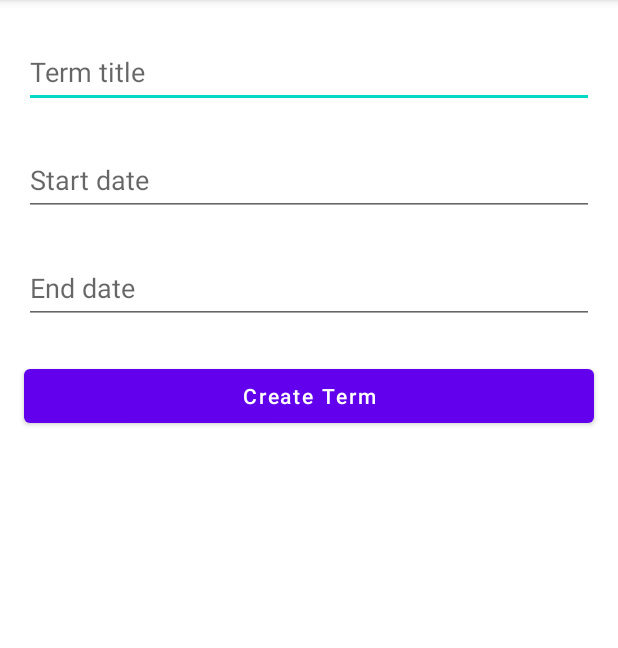
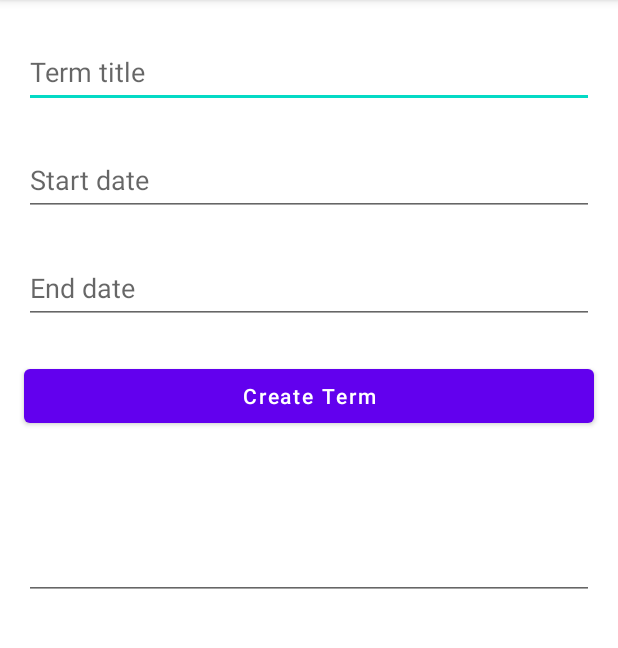
Before and after one commit to TheDeanMachine/College-Course-Tracker, an Android app: the screen it shows after launch (NewTerm), on a phone screen of 412 x 824 dp, the part 84-732 px from its top. Run offline under Robolectric (Android 15) with nearby library versions, the phone set to English and light mode, and no system bars; our stand-ins replace Room's generated code.

Commit message:
Worked on using date picker

```diff
--- a/app/src/main/java/com/VFeskin/collegecoursetracker/Controller/NewTerm.java
+++ b/app/src/main/java/com/VFeskin/collegecoursetracker/Controller/NewTerm.java
@@ -1,53 +1,107 @@
 package com.VFeskin.collegecoursetracker.Controller;
 import androidx.appcompat.app.AppCompatActivity;
 import androidx.lifecycle.ViewModelProvider;
+
+import android.app.DatePickerDialog;
 import android.os.Bundle;
 import android.text.TextUtils;
 import android.view.View;
 import android.widget.Button;
+import android.widget.DatePicker;
 import android.widget.EditText;
 import android.widget.Toast;
 import com.VFeskin.collegecoursetracker.Model.Term;
 import com.VFeskin.collegecoursetracker.Model.TermViewModel;
 import com.VFeskin.collegecoursetracker.R;
 
+import java.util.Calendar;
+import java.util.Date;
+
 public class NewTerm extends AppCompatActivity {
 
+    // XML attributes
     private EditText termTitle;
     private EditText startDate;
     private EditText endDate;
     private Button createTerm;
 
+
+    // viewM model reference, gives access to CRUD operations
     private TermViewModel termViewModel;
+
+    // date related fields
+    private final Calendar calendar = Calendar.getInstance();
+    DatePickerDialog.OnDateSetListener dateDialog;
+
+    private Date dateToSet;
+
+    private EditText dateTextField;
+
 
     @Override
     protected void onCreate(Bundle savedInstanceState) {
         super.onCreate(savedInstanceState);
         setContentView(R.layout.activity_new_term);
-        // set the field values to the xml id
+
+        // set the field values to the xml ids
         termTitle = findViewById(R.id.editTextTermTitle);
         startDate = findViewById(R.id.editTextStartDate);
         endDate = findViewById(R.id.editTextEndDate);
         createTerm = findViewById(R.id.createTermButton);
 
+        dateTextField = findViewById(R.id.editTextDate2);
+
+        // creates an instance of view model to use
         termViewModel = new ViewModelProvider.AndroidViewModelFactory(NewTerm.this
                 .getApplication())
                 .create(TermViewModel.class);
 
 
+        // shows the date picker
+        dateTextField.setOnClickListener(new View.OnClickListener() {
+            @Override
+            public void onClick(View view) {
+                new DatePickerDialog(NewTerm.this, dateDialog,
+                        calendar.get(Calendar.YEAR),
+                        calendar.get(Calendar.MONTH),
+                        calendar.get(Calendar.DAY_OF_MONTH))
+                        .show();
 
+            }
+        });
+
+
+        // gets the values from date picker
+        dateDialog = new DatePickerDialog.OnDateSetListener() {
+            @Override
+            public void onDateSet(DatePicker view, int year, int month, int day) {
+                calendar.set(year, month, day);
+                dateToSet = calendar.getTime();
+
+                dateTextField.setText(dateToSet.toString());
+
+            }
+        };
+
+
+        // creates the term
         createTerm.setOnClickListener(view -> {
-
             String title = termTitle.getText().toString();
             String start = startDate.getText().toString();
             String end = endDate.getText().toString();
+
+
 
             Term term = new Term(title, start, end);
 
             TermViewModel.insert(term);
 
+        });
 
-        });
+
+
+
+
 
     }
 
--- a/app/src/main/java/com/VFeskin/collegecoursetracker/Database/CourseTrackerDatabase.java
+++ b/app/src/main/java/com/VFeskin/collegecoursetracker/Database/CourseTrackerDatabase.java
@@ -4,12 +4,16 @@ import android.content.Context;
 import androidx.room.Database;
 import androidx.room.Room;
 import androidx.room.RoomDatabase;
+import androidx.room.TypeConverters;
+
 import com.VFeskin.collegecoursetracker.DAO.AssessmentDAO;
 import com.VFeskin.collegecoursetracker.DAO.CourseDAO;
 import com.VFeskin.collegecoursetracker.DAO.TermDAO;
 import com.VFeskin.collegecoursetracker.Model.Assessment;
 import com.VFeskin.collegecoursetracker.Model.Course;
 import com.VFeskin.collegecoursetracker.Model.Term;
+import com.VFeskin.collegecoursetracker.Utility.DateConverter;
+
 import java.util.concurrent.ExecutorService;
 import java.util.concurrent.Executors;
 
@@ -17,6 +21,7 @@ import java.util.concurrent.Executors;
  *
  */
 @Database(entities = { Term.class, Course.class, Assessment.class }, version = 1, exportSchema = false)
+@TypeConverters({DateConverter.class})
 public abstract class CourseTrackerDatabase extends RoomDatabase {
     public abstract TermDAO termDAO();
     public abstract CourseDAO courseDAO();
--- a/app/src/main/res/layout/activity_main.xml
+++ b/app/src/main/res/layout/activity_main.xml
@@ -20,12 +20,13 @@
         app:layout_constraintTop_toTopOf="parent" />
 
     <com.google.android.material.floatingactionbutton.FloatingActionButton
-        android:id="@+id/add_contact_fab"
+        android:id="@+id/add_new_term"
         android:layout_width="wrap_content"
         android:layout_height="wrap_content"
         android:clickable="true"
         app:layout_constraintBottom_toBottomOf="parent"
         app:layout_constraintEnd_toEndOf="parent"
-        app:srcCompat="@drawable/ic_baseline_add_24" />
+        app:srcCompat="@drawable/ic_baseline_add_24"
+        android:contentDescription="@string/add_button" />
 
 </androidx.constraintlayout.widget.ConstraintLayout>
--- a/app/src/main/res/layout/activity_new_term.xml
+++ b/app/src/main/res/layout/activity_new_term.xml
@@ -2,6 +2,7 @@
 <androidx.constraintlayout.widget.ConstraintLayout xmlns:android="http://schemas.android.com/apk/res/android"
     xmlns:app="http://schemas.android.com/apk/res-auto"
     xmlns:tools="http://schemas.android.com/tools"
+    android:id="@+id/editTextDateTest"
     android:layout_width="match_parent"
     android:layout_height="match_parent"
     tools:context=".Controller.NewTerm">
@@ -51,4 +52,18 @@
         app:layout_constraintStart_toStartOf="parent"
         app:layout_constraintTop_toBottomOf="@+id/editTextEndDate" />
 
+    <EditText
+        android:id="@+id/editTextDate2"
+        style="@style/form_style"
+        android:layout_width="0dp"
+        android:layout_height="wrap_content"
+        android:layout_marginTop="64dp"
+        android:ems="10"
+        android:inputType="date"
+        android:minHeight="48dp"
+        app:layout_constraintEnd_toEndOf="parent"
+        app:layout_constraintStart_toStartOf="parent"
+        app:layout_constraintTop_toBottomOf="@+id/createTermButton"
+        tools:ignore="SpeakableTextPresentCheck" />
+
 </androidx.constraintlayout.widget.ConstraintLayout>
--- a/app/src/main/res/values/strings.xml
+++ b/app/src/main/res/values/strings.xml
@@ -1,6 +1,7 @@
 <resources>
     <string name="app_name">College Course Tracker</string>
     <string name="emptyInput">Please fill out all the fields</string>
+    <string name="add_button">add Button</string>
 
 
 </resources>
```
Also changed, not shown: app/src/main/java/com/VFeskin/collegecoursetracker/Utility/DateConverter.java (added, +16 -0 lines).
